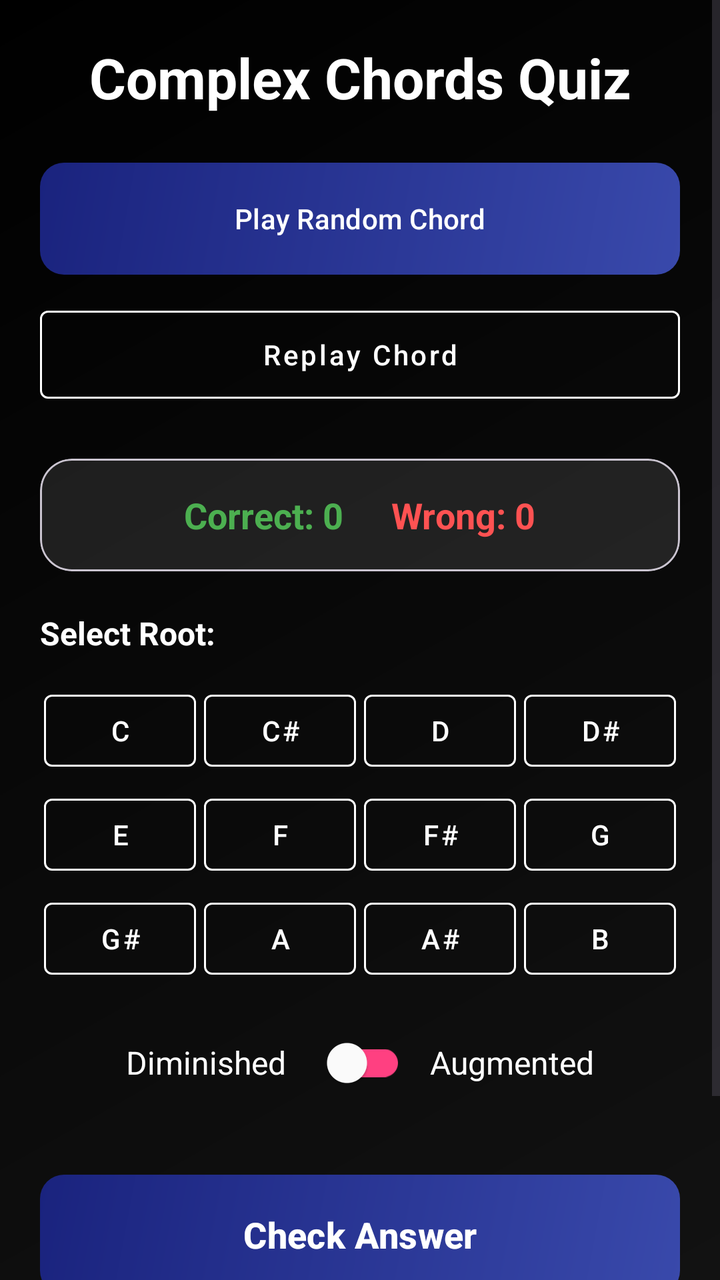
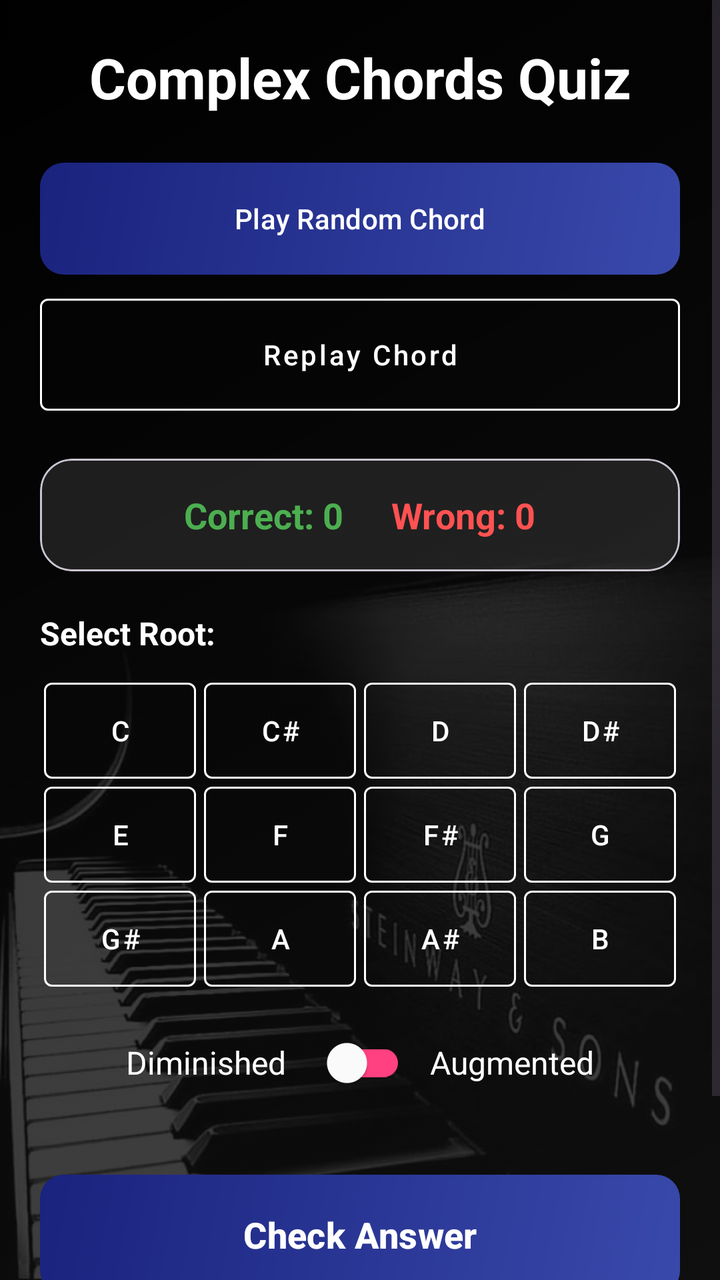

Screens rendered from an Android XML layout before and after an edit, with the pre-edit source and the edit as a unified diff.
<!-- AndroidManifest.xml: application theme Theme.GeffenFinalProject -->
<!-- res/layout/activity_user_complex_chords_quiz.xml -->
<?xml version="1.0" encoding="utf-8"?>
<androidx.constraintlayout.widget.ConstraintLayout xmlns:android="http://schemas.android.com/apk/res/android"
    xmlns:app="http://schemas.android.com/apk/res-auto"
    xmlns:tools="http://schemas.android.com/tools"
    android:id="@+id/main"
    android:layout_width="match_parent"
    android:layout_height="match_parent"
    android:background="@drawable/main_gradient"
    tools:context=".user_complex_chords_quiz">

    <ScrollView
        android:layout_width="match_parent"
        android:layout_height="match_parent"
        android:fillViewport="true">

        <LinearLayout
            android:layout_width="match_parent"
            android:layout_height="wrap_content"
            android:orientation="vertical"
            android:padding="20dp">

            <TextView
                android:id="@+id/titleText"
                android:layout_width="match_parent"
                android:layout_height="wrap_content"
                android:layout_marginBottom="24dp"
                android:gravity="center"
                android:text="Complex Chords Quiz"
                android:textColor="@color/white"
                android:textSize="28sp"
                android:textStyle="bold" />

            <com.google.android.material.button.MaterialButton
                android:id="@+id/btnPlayChord"
                android:layout_width="match_parent"
                android:layout_height="56dp"
                android:layout_marginBottom="12dp"
                android:background="@drawable/button_primary"
                android:text="Play Random Chord"
                android:textAllCaps="false"
                android:textColor="@color/white"
                app:backgroundTint="@null"
                app:cornerRadius="12dp" />

            <com.google.android.material.button.MaterialButton
                android:id="@+id/btnReplay"
                style="@style/Widget.MaterialComponents.Button.OutlinedButton"
                android:layout_width="match_parent"
                android:layout_height="56dp"
                android:layout_marginBottom="24dp"
                android:text="Replay Chord"
                android:textAllCaps="false"
                android:textColor="@color/white"
                app:strokeColor="@color/white" />

            <com.google.android.material.card.MaterialCardView
                android:layout_width="match_parent"
                android:layout_height="wrap_content"
                android:layout_marginBottom="20dp"
                app:cardBackgroundColor="#1AFFFFFF"
                app:cardCornerRadius="16dp"
                app:cardElevation="0dp">

                <LinearLayout
                    android:layout_width="match_parent"
                    android:layout_height="wrap_content"
                    android:gravity="center"
                    android:orientation="horizontal"
                    android:padding="16dp">

                    <TextView
                        android:id="@+id/scoreText"
                        android:layout_width="wrap_content"
                        android:layout_height="wrap_content"
                        android:layout_marginEnd="24dp"
                        android:text="Correct: 0"
                        android:textColor="#4CAF50"
                        android:textSize="18sp"
                        android:textStyle="bold" />

                    <TextView
                        android:id="@+id/wrongText"
                        android:layout_width="wrap_content"
                        android:layout_height="wrap_content"
                        android:text="Wrong: 0"
                        android:textColor="#FF5252"
                        android:textSize="18sp"
                        android:textStyle="bold" />
                </LinearLayout>
            </com.google.android.material.card.MaterialCardView>

            <TextView
                android:layout_width="match_parent"
                android:layout_height="wrap_content"
                android:layout_marginBottom="12dp"
                android:text="Select Root:"
                android:textColor="@color/white"
                android:textSize="16sp"
                android:textStyle="bold" />

            <GridLayout
                android:layout_width="match_parent"
                android:layout_height="wrap_content"
                android:layout_marginBottom="12dp"
                android:columnCount="4">

                <com.google.android.material.button.MaterialButton
                    android:id="@+id/btnRootC"
                    style="@style/Widget.MaterialComponents.Button.TextButton"
                    android:layout_width="0dp"
                    android:layout_height="wrap_content"
                    android:layout_columnWeight="1"
                    android:text="C"
                    android:textColor="@color/white"
                    app:strokeColor="@color/white"
                    app:strokeWidth="1dp"
                    android:layout_margin="2dp"
                    />

                <com.google.android.material.button.MaterialButton
                    android:id="@+id/btnRootCSharp"
                    style="@style/Widget.MaterialComponents.Button.TextButton"
                    android:layout_width="0dp"
                    android:layout_height="wrap_content"
                    android:layout_columnWeight="1"
                    android:text="C#"
                    android:textColor="@color/white"
                    app:strokeColor="@color/white"
                    app:strokeWidth="1dp"
                    android:layout_margin="2dp"
                    />

                <com.google.android.material.button.MaterialButton
                    android:id="@+id/btnRootD"
                    style="@style/Widget.MaterialComponents.Button.TextButton"
                    android:layout_width="0dp"
                    android:layout_height="wrap_content"
                    android:layout_columnWeight="1"
                    android:text="D"
                    android:textColor="@color/white"
                    app:strokeColor="@color/white"
                    app:strokeWidth="1dp"
                    android:layout_margin="2dp"
                    />

                <com.google.android.material.button.MaterialButton
                    android:id="@+id/btnRootDSharp"
                    style="@style/Widget.MaterialComponents.Button.TextButton"
                    android:layout_width="0dp"
                    android:layout_height="wrap_content"
                    android:layout_columnWeight="1"
                    android:text="D#"
                    android:textColor="@color/white"
                    app:strokeColor="@color/white"
                    app:strokeWidth="1dp"
                    android:layout_margin="2dp"
                    />

                <com.google.android.material.button.MaterialButton
                    android:id="@+id/btnRootE"
                    style="@style/Widget.MaterialComponents.Button.TextButton"
                    android:layout_width="0dp"
                    android:layout_height="wrap_content"
                    android:layout_columnWeight="1"
                    android:text="E"
                    android:textColor="@color/white"
                    app:strokeColor="@color/white"
                    app:strokeWidth="1dp"
                    android:layout_margin="2dp"
                    />

                <com.google.android.material.button.MaterialButton
                    android:id="@+id/btnRootF"
                    style="@style/Widget.MaterialComponents.Button.TextButton"
                    android:layout_width="0dp"
                    android:layout_height="wrap_content"
                    android:layout_columnWeight="1"
                    android:text="F"
                    android:textColor="@color/white"
                    app:strokeColor="@color/white"
                    app:strokeWidth="1dp"
                    android:layout_margin="2dp"
                    />

                <com.google.android.material.button.MaterialButton
                    android:id="@+id/btnRootFSharp"
                    style="@style/Widget.MaterialComponents.Button.TextButton"
                    android:layout_width="0dp"
                    android:layout_height="wrap_content"
                    android:layout_columnWeight="1"
                    android:text="F#"
                    android:textColor="@color/white"
                    app:strokeColor="@color/white"
                    app:strokeWidth="1dp"
                    android:layout_margin="2dp"
                    />

                <com.google.android.material.button.MaterialButton
                    android:id="@+id/btnRootG"
                    style="@style/Widget.MaterialComponents.Button.TextButton"
                    android:layout_width="0dp"
                    android:layout_height="wrap_content"
                    android:layout_columnWeight="1"
                    android:text="G"
                    android:textColor="@color/white"
                    app:strokeColor="@color/white"
                    app:strokeWidth="1dp"
                    android:layout_margin="2dp"
                    />

                <com.google.android.material.button.MaterialButton
                    android:id="@+id/btnRootGSharp"
                    style="@style/Widget.MaterialComponents.Button.TextButton"
                    android:layout_width="0dp"
                    android:layout_height="wrap_content"
                    android:layout_columnWeight="1"
                    android:text="G#"
                    android:textColor="@color/white"
                    app:strokeColor="@color/white"
                    app:strokeWidth="1dp"
                    android:layout_margin="2dp"
                    />

                <com.google.android.material.button.MaterialButton
                    android:id="@+id/btnRootA"
                    style="@style/Widget.MaterialComponents.Button.TextButton"
                    android:layout_width="0dp"
                    android:layout_height="wrap_content"
                    android:layout_columnWeight="1"
                    android:text="A"
                    android:textColor="@color/white"
                    app:strokeColor="@color/white"
                    app:strokeWidth="1dp"
                    android:layout_margin="2dp"
                    />

                <com.google.android.material.button.MaterialButton
                    android:id="@+id/btnRootASharp"
                    style="@style/Widget.MaterialComponents.Button.TextButton"
                    android:layout_width="0dp"
                    android:layout_height="wrap_content"
                    android:layout_columnWeight="1"
                    android:text="A#"
                    android:textColor="@color/white"
                    app:strokeColor="@color/white"
                    app:strokeWidth="1dp"
                    android:layout_margin="2dp"
                    />

                <com.google.android.material.button.MaterialButton
                    android:id="@+id/btnRootB"
                    style="@style/Widget.MaterialComponents.Button.TextButton"
                    android:layout_width="0dp"
                    android:layout_height="wrap_content"
                    android:layout_columnWeight="1"
                    android:text="B"
                    android:textColor="@color/white"
                    app:strokeColor="@color/white"
                    app:strokeWidth="1dp"
                    android:layout_margin="2dp"
                    />

            </GridLayout>

            <LinearLayout
                android:layout_width="match_parent"
                android:layout_height="wrap_content"
                android:layout_marginBottom="32dp"
                android:gravity="center"
                android:orientation="horizontal">

                <TextView
                    android:layout_width="wrap_content"
                    android:layout_height="wrap_content"
                    android:layout_marginEnd="12dp"
                    android:text="Diminished"
                    android:textColor="@color/white"
                    android:textSize="16sp" />

                <com.google.android.material.switchmaterial.SwitchMaterial
                    android:id="@+id/switchType"
                    android:layout_width="wrap_content"
                    android:layout_height="wrap_content"
                    app:thumbTint="@color/white"
                    app:trackTint="@color/accent" />

                <TextView
                    android:layout_width="wrap_content"
                    android:layout_height="wrap_content"
                    android:layout_marginStart="12dp"
                    android:text="Augmented"
                    android:textColor="@color/white"
                    android:textSize="16sp" />
            </LinearLayout>

            <com.google.android.material.button.MaterialButton
                android:id="@+id/btnCheckAnswer"
                android:layout_width="match_parent"
                android:layout_height="60dp"
                android:background="@drawable/button_secondary"
                android:text="Check Answer"
                android:textAllCaps="false"
                android:textColor="@color/white"
                android:textSize="18sp"
                android:textStyle="bold"
                app:backgroundTint="@null"
                app:cornerRadius="12dp" />

            <com.google.android.material.button.MaterialButton
                android:id="@+id/btnStop"
                android:layout_width="match_parent"
                android:layout_height="64dp"
                android:text="Stop Test"
                android:textColor="@color/white"
                android:background="@drawable/button_primary"
                app:backgroundTint="@null"
                app:cornerRadius="12dp"
                android:textSize="20sp"
                android:textStyle="bold"
                android:textAllCaps="false"
                android:layout_marginTop="16dp" />

        </LinearLayout>
    </ScrollView>

</androidx.constraintlayout.widget.ConstraintLayout>
<!-- resources referenced by this layout -->
<resources>
  <color name="accent">#FF4081</color>
  <color name="white">#FFFFFFFF</color>
  <!-- drawable button_primary (drawable) -->
  <?xml version="1.0" encoding="utf-8"?>
  <ripple xmlns:android="http://schemas.android.com/apk/res/android"
      android:color="#40FFFFFF">
      <item android:drawable="@drawable/button_gradient" />
  </ripple>
  <!-- drawable button_secondary (drawable) -->
  <?xml version="1.0" encoding="utf-8"?>
  <ripple xmlns:android="http://schemas.android.com/apk/res/android"
      android:color="#40FFFFFF">
      <item android:drawable="@drawable/button_gradient" />
  </ripple>
  <!-- drawable main_gradient (drawable) -->
  <?xml version="1.0" encoding="utf-8"?>
  <shape xmlns:android="http://schemas.android.com/apk/res/android"
      android:shape="rectangle">
      <gradient
          android:angle="135"
          android:endColor="@color/bg_end"
          android:startColor="@color/bg_start"
          android:type="linear" />
  </shape>
  <style name="Theme.GeffenFinalProject" parent="Base.Theme.GeffenFinalProject" />
  <!-- drawable button_gradient (drawable) -->
  <?xml version="1.0" encoding="utf-8"?>
  <shape xmlns:android="http://schemas.android.com/apk/res/android"
      android:shape="rectangle">
      <gradient
          android:angle="135"
          android:endColor="@color/button_bg_end"
          android:startColor="@color/button_bg_start"
          android:type="linear" />
      <corners android:radius="12dp" />
  </shape>
  <color name="bg_end">#000000</color>
  <color name="bg_start">#121212</color>
  <style name="Base.Theme.GeffenFinalProject" parent="Theme.Material3.DayNight.NoActionBar">
          
          
      </style>
  <color name="button_bg_end">#1A237E</color>
  <color name="button_bg_start">#3949AB</color>
</resources>

<!-- the commit's change to res/layout/activity_user_complex_chords_quiz.xml (unified diff, before → after) -->
@@ -8,6 +8,13 @@
     android:background="@drawable/main_gradient"
     tools:context=".user_complex_chords_quiz">
 
+    <ImageView
+        android:layout_width="match_parent"
+        android:layout_height="match_parent"
+        android:src="@drawable/pianoimage"
+        android:scaleType="centerCrop"
+        android:alpha="0.2" />
+
     <ScrollView
         android:layout_width="match_parent"
         android:layout_height="match_parent"
@@ -33,12 +40,15 @@
             <com.google.android.material.button.MaterialButton
                 android:id="@+id/btnPlayChord"
                 android:layout_width="match_parent"
-                android:layout_height="56dp"
+                android:layout_height="wrap_content"
+                android:minHeight="56dp"
                 android:layout_marginBottom="12dp"
                 android:background="@drawable/button_primary"
                 android:text="Play Random Chord"
                 android:textAllCaps="false"
                 android:textColor="@color/white"
+                android:insetTop="0dp"
+                android:insetBottom="0dp"
                 app:backgroundTint="@null"
                 app:cornerRadius="12dp" />
 
@@ -46,11 +56,14 @@
                 android:id="@+id/btnReplay"
                 style="@style/Widget.MaterialComponents.Button.OutlinedButton"
                 android:layout_width="match_parent"
-                android:layout_height="56dp"
+                android:layout_height="wrap_content"
+                android:minHeight="56dp"
                 android:layout_marginBottom="24dp"
                 android:text="Replay Chord"
                 android:textAllCaps="false"
                 android:textColor="@color/white"
+                android:insetTop="0dp"
+                android:insetBottom="0dp"
                 app:strokeColor="@color/white" />
 
             <com.google.android.material.card.MaterialCardView
@@ -112,6 +125,8 @@
                     android:layout_columnWeight="1"
                     android:text="C"
                     android:textColor="@color/white"
+                    android:insetTop="0dp"
+                    android:insetBottom="0dp"
                     app:strokeColor="@color/white"
                     app:strokeWidth="1dp"
                     android:layout_margin="2dp"
@@ -125,6 +140,8 @@
                     android:layout_columnWeight="1"
                     android:text="C#"
                     android:textColor="@color/white"
+                    android:insetTop="0dp"
+                    android:insetBottom="0dp"
                     app:strokeColor="@color/white"
                     app:strokeWidth="1dp"
                     android:layout_margin="2dp"
@@ -138,6 +155,8 @@
                     android:layout_columnWeight="1"
                     android:text="D"
                     android:textColor="@color/white"
+                    android:insetTop="0dp"
+                    android:insetBottom="0dp"
                     app:strokeColor="@color/white"
                     app:strokeWidth="1dp"
                     android:layout_margin="2dp"
@@ -151,6 +170,8 @@
                     android:layout_columnWeight="1"
                     android:text="D#"
                     android:textColor="@color/white"
+                    android:insetTop="0dp"
+                    android:insetBottom="0dp"
                     app:strokeColor="@color/white"
                     app:strokeWidth="1dp"
                     android:layout_margin="2dp"
@@ -164,6 +185,8 @@
                     android:layout_columnWeight="1"
                     android:text="E"
                     android:textColor="@color/white"
+                    android:insetTop="0dp"
+                    android:insetBottom="0dp"
                     app:strokeColor="@color/white"
                     app:strokeWidth="1dp"
                     android:layout_margin="2dp"
@@ -177,6 +200,8 @@
                     android:layout_columnWeight="1"
                     android:text="F"
                     android:textColor="@color/white"
+                    android:insetTop="0dp"
+                    android:insetBottom="0dp"
                     app:strokeColor="@color/white"
                     app:strokeWidth="1dp"
                     android:layout_margin="2dp"
@@ -190,6 +215,8 @@
                     android:layout_columnWeight="1"
                     android:text="F#"
                     android:textColor="@color/white"
+                    android:insetTop="0dp"
+                    android:insetBottom="0dp"
                     app:strokeColor="@color/white"
                     app:strokeWidth="1dp"
                     android:layout_margin="2dp"
@@ -203,6 +230,8 @@
                     android:layout_columnWeight="1"
                     android:text="G"
                     android:textColor="@color/white"
+                    android:insetTop="0dp"
+                    android:insetBottom="0dp"
                     app:strokeColor="@color/white"
                     app:strokeWidth="1dp"
                     android:layout_margin="2dp"
@@ -216,6 +245,8 @@
                     android:layout_columnWeight="1"
                     android:text="G#"
                     android:textColor="@color/white"
+                    android:insetTop="0dp"
+                    android:insetBottom="0dp"
                     app:strokeColor="@color/white"
                     app:strokeWidth="1dp"
                     android:layout_margin="2dp"
@@ -229,6 +260,8 @@
                     android:layout_columnWeight="1"
                     android:text="A"
                     android:textColor="@color/white"
+                    android:insetTop="0dp"
+                    android:insetBottom="0dp"
                     app:strokeColor="@color/white"
                     app:strokeWidth="1dp"
                     android:layout_margin="2dp"
@@ -242,6 +275,8 @@
                     android:layout_columnWeight="1"
                     android:text="A#"
                     android:textColor="@color/white"
+                    android:insetTop="0dp"
+                    android:insetBottom="0dp"
                     app:strokeColor="@color/white"
                     app:strokeWidth="1dp"
                     android:layout_margin="2dp"
@@ -255,6 +290,8 @@
                     android:layout_columnWeight="1"
                     android:text="B"
                     android:textColor="@color/white"
+                    android:insetTop="0dp"
+                    android:insetBottom="0dp"
                     app:strokeColor="@color/white"
                     app:strokeWidth="1dp"
                     android:layout_margin="2dp"
@@ -296,23 +333,29 @@
             <com.google.android.material.button.MaterialButton
                 android:id="@+id/btnCheckAnswer"
                 android:layout_width="match_parent"
-                android:layout_height="60dp"
+                android:layout_height="wrap_content"
+                android:minHeight="60dp"
                 android:background="@drawable/button_secondary"
                 android:text="Check Answer"
                 android:textAllCaps="false"
                 android:textColor="@color/white"
                 android:textSize="18sp"
                 android:textStyle="bold"
+                android:insetTop="0dp"
+                android:insetBottom="0dp"
                 app:backgroundTint="@null"
                 app:cornerRadius="12dp" />
 
             <com.google.android.material.button.MaterialButton
                 android:id="@+id/btnStop"
                 android:layout_width="match_parent"
-                android:layout_height="64dp"
+                android:layout_height="wrap_content"
+                android:minHeight="64dp"
                 android:text="Stop Test"
                 android:textColor="@color/white"
                 android:background="@drawable/button_primary"
+                android:insetTop="0dp"
+                android:insetBottom="0dp"
                 app:backgroundTint="@null"
                 app:cornerRadius="12dp"
                 android:textSize="20sp"
<!-- resource entries referenced after the edit -->
@@ -24,6 +24,7 @@
           android:startColor="@color/bg_start"
           android:type="linear" />
   </shape>
+  <!-- drawable pianoimage: jpg bitmap (drawable, 51988 bytes) -->
   <style name="Theme.GeffenFinalProject" parent="Base.Theme.GeffenFinalProject" />
   <!-- drawable button_gradient (drawable) -->
   <?xml version="1.0" encoding="utf-8"?>
